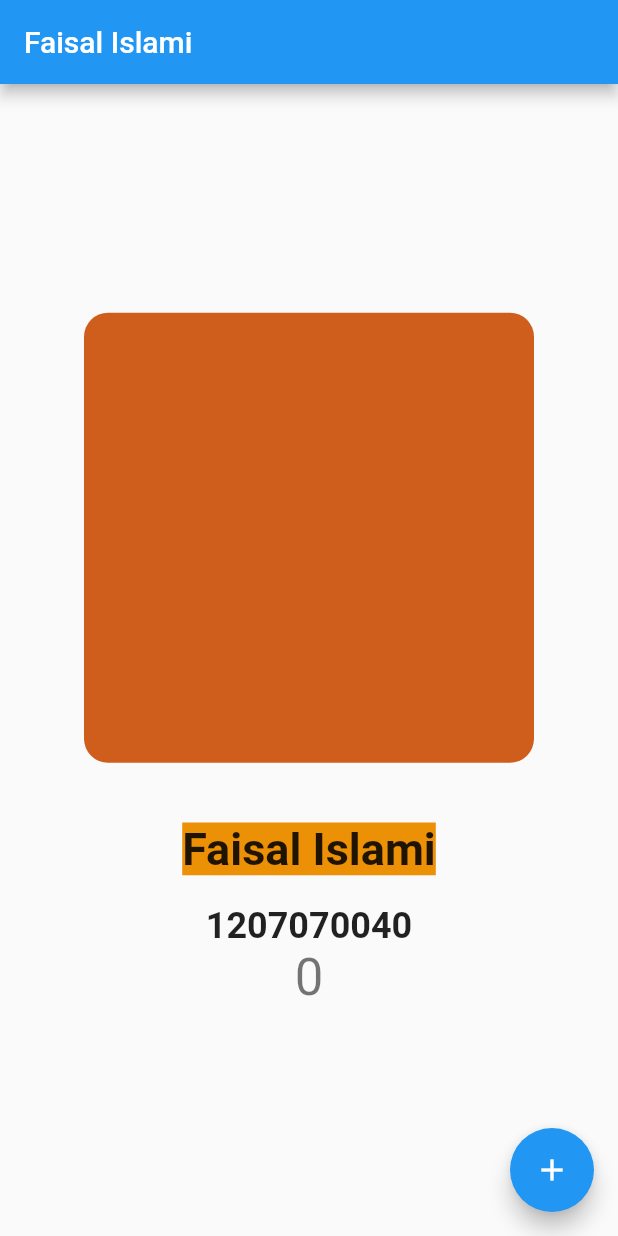
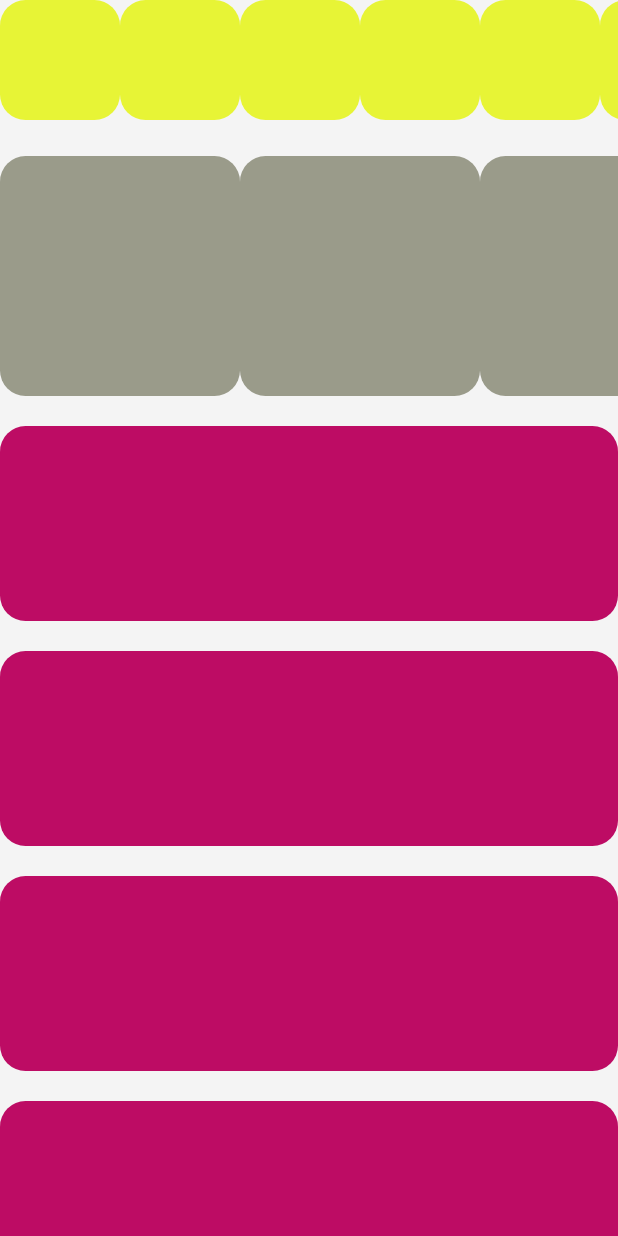
Before and after one commit to isalislami/aplikasi_pertamaku, a Flutter app: the screen it shows after launch, on a phone screen of 412 x 824 dp. Run offline on Flutter 3.47's test engine with Material 2 defaults, Android fonts, the phone set to English and light mode, and no system bars.

Commit message:
first commit

```diff
--- a/lib/main.dart
+++ b/lib/main.dart
@@ -1,4 +1,5 @@
 import 'package:flutter/material.dart';
+import 'package:hallodek/pages/home_page.dart';
 
 void main() {
   runApp(const MyApp());
@@ -12,126 +13,11 @@ class MyApp extends StatelessWidget {
   Widget build(BuildContext context) {
     return MaterialApp(
       title: 'Flutter Demo',
+      debugShowCheckedModeBanner: false,
       theme: ThemeData(
-        // This is the theme of your application.
-        //
-        // Try running your application with "flutter run". You'll see the
-        // application has a blue toolbar. Then, without quitting the app, try
-        // changing the primarySwatch below to Colors.green and then invoke
-        // "hot reload" (press "r" in the console where you ran "flutter run",
-        // or simply save your changes to "hot reload" in a Flutter IDE).
-        // Notice that the counter didn't reset back to zero; the application
-        // is not restarted.
         primarySwatch: Colors.blue,
       ),
-      home: const MyHomePage(title: 'Faisal Islami'),
+      home: const HomePage()
     );
   }
 }
-
-class MyHomePage extends StatefulWidget {
-  const MyHomePage({super.key, required this.title});
-
-  // This widget is the home page of your application. It is stateful, meaning
-  // that it has a State object (defined below) that contains fields that affect
-  // how it looks.
-
-  // This class is the configuration for the state. It holds the values (in this
-  // case the title) provided by the parent (in this case the App widget) and
-  // used by the build method of the State. Fields in a Widget subclass are
-  // always marked "final".
-
-  final String title;
-
-  @override
-  State<MyHomePage> createState() => _MyHomePageState();
-}
-
-class _MyHomePageState extends State<MyHomePage> {
-  int _counter = 0;
-
-  void _incrementCounter() {
-    setState(() {
-      // This call to setState tells the Flutter framework that something has
-      // changed in this State, which causes it to rerun the build method below
-      // so that the display can reflect the updated values. If we changed
-      // _counter without calling setState(), then the build method would not be
-      // called again, and so nothing would appear to happen.
-      _counter++;
-    });
-  }
-
-  @override
-  Widget build(BuildContext context) {
-    // This method is rerun every time setState is called, for instance as done
-    // by the _incrementCounter method above.
-    //
-    // The Flutter framework has been optimized to make rerunning build methods
-    // fast, so that you can just rebuild anything that needs updating rather
-    // than having to individually change instances of widgets.
-    return Scaffold(
-      appBar: AppBar(
-        // Here we take the value from the MyHomePage object that was created by
-        // the App.build method, and use it to set our appbar title.
-        title: Text(widget.title),
-      ),
-      body: Center(
-        // Center is a layout widget. It takes a single child and positions it
-        // in the middle of the parent.
-        child: Column(
-          // Column is also a layout widget. It takes a list of children and
-          // arranges them vertically. By default, it sizes itself to fit its
-          // children horizontally, and tries to be as tall as its parent.
-          //
-          // Invoke "debug painting" (press "p" in the console, choose the
-          // "Toggle Debug Paint" action from the Flutter Inspector in Android
-          // Studio, or the "Toggle Debug Paint" command in Visual Studio Code)
-          // to see the wireframe for each widget.
-          //
-          // Column has various properties to control how it sizes itself and
-          // how it positions its children. Here we use mainAxisAlignment to
-          // center the children vertically; the main axis here is the vertical
-          // axis because Columns are vertical (the cross axis would be
-          // horizontal).
-          mainAxisAlignment: MainAxisAlignment.center,
-          children: <Widget>[
-            Container(
-              height: 300,
-              width: 300,
-              margin: EdgeInsets.only(bottom: 40),
-              decoration: BoxDecoration(
-                  color: Color.fromARGB(255, 207, 94, 29),
-                  borderRadius: BorderRadius.circular(16)),
-            ),
-            Container(
-              child: Text(
-                'Faisal Islami',
-                textAlign: TextAlign.center,
-                style: TextStyle(
-                    fontSize: 30,
-                    fontWeight: FontWeight.w600,
-                    backgroundColor: Color.fromARGB(255, 236, 144, 6)),
-              ),
-            ),
-            Container(
-              margin: EdgeInsets.only(top: 20),
-              child: Text(
-                '1207070040',
-                style: TextStyle(fontSize: 24, fontWeight: FontWeight.w600),
-              ),
-            ),
-            Text(
-              '$_counter',
-              style: Theme.of(context).textTheme.headlineMedium,
-            ),
-          ],
-        ),
-      ),
-      floatingActionButton: FloatingActionButton(
-        onPressed: _incrementCounter,
-        tooltip: 'Increment',
-        child: const Icon(Icons.add),
-      ), // This trailing comma makes auto-formatting nicer for build methods.
-    );
-  }
-}
--- /dev/null
+++ b/lib/pages/home_page.dart
@@ -0,0 +1,82 @@
+import 'package:flutter/material.dart';
+import 'package:flutter/src/widgets/framework.dart';
+import 'package:flutter/src/widgets/placeholder.dart';
+
+class HomePage extends StatelessWidget {
+  const HomePage({super.key});
+
+  @override
+  Widget build(BuildContext context) {
+    Widget kotakMerah() {
+      return Container(
+        height: 80,
+        width: 80,
+        decoration: BoxDecoration(
+            borderRadius: BorderRadius.circular(17),
+            color: Color.fromARGB(255, 231, 244, 54)),
+      );
+    }
+
+    Widget kotakHijau() {
+      return Container(
+        height: 160,
+        width: 160,
+        decoration: BoxDecoration(
+            borderRadius: BorderRadius.circular(17),
+            color: Color.fromARGB(255, 154, 155, 138)),
+      );
+    }
+
+    Widget kotakBiru() {
+      return Container(
+        height: 130,
+        width: double.infinity,
+        margin: EdgeInsets.only(top: 20),
+        decoration: BoxDecoration(
+            borderRadius: BorderRadius.circular(17),
+            color: Color.fromARGB(255, 189, 12, 100)),
+      );
+    }
+
+    return Scaffold(
+        backgroundColor: Color(0xffF4F4F4),
+        body: SingleChildScrollView(
+          child: SafeArea(
+              child: Column(
+            children: [
+              SingleChildScrollView(
+                scrollDirection: Axis.horizontal,
+                child: Row(
+                  mainAxisAlignment: MainAxisAlignment.center,
+                  children: [
+                    kotakMerah(),
+                    kotakMerah(),
+                    kotakMerah(),
+                    kotakMerah(),
+                    kotakMerah(),
+                    kotakMerah(),
+                  ],
+                ),
+              ),
+              SizedBox(
+                height: 24,
+              ),
+              SingleChildScrollView(
+                  scrollDirection: Axis.horizontal,
+                  child: Row(
+                    children: [
+                      kotakHijau(),
+                      kotakHijau(),
+                      kotakHijau(),
+                    ],
+                  )),
+                  kotakBiru(),
+                  kotakBiru(),
+                  kotakBiru(),
+                  kotakBiru(),
+                  kotakBiru(),
+            ],
+          )),
+        ));
+  }
+}
```
